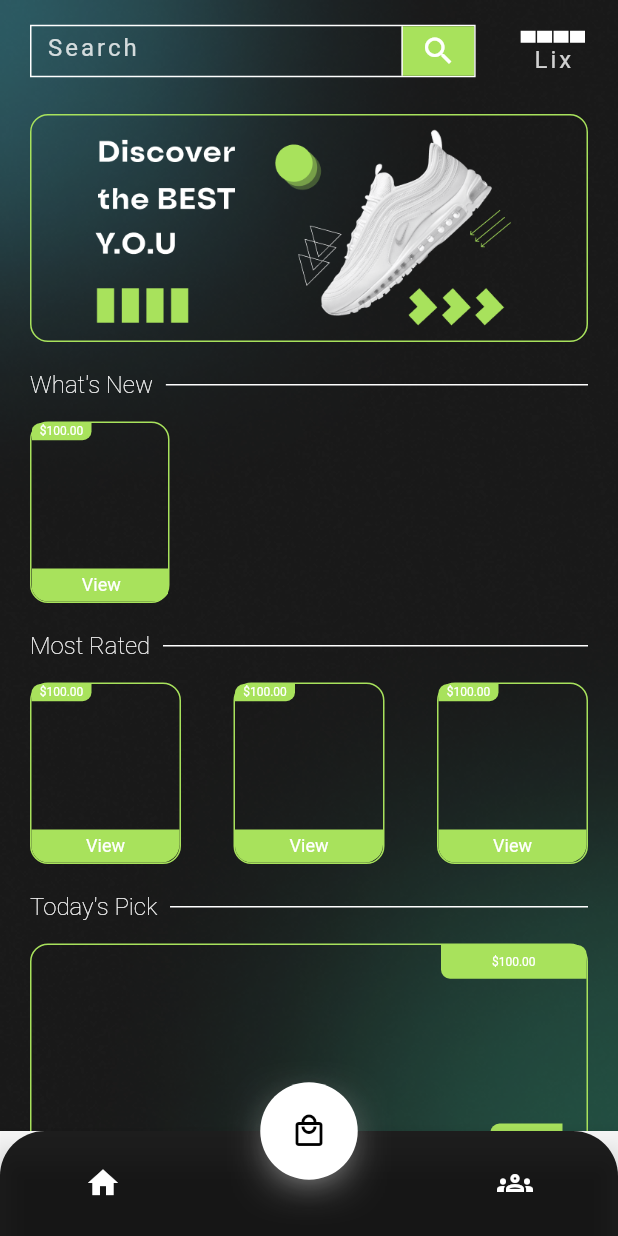
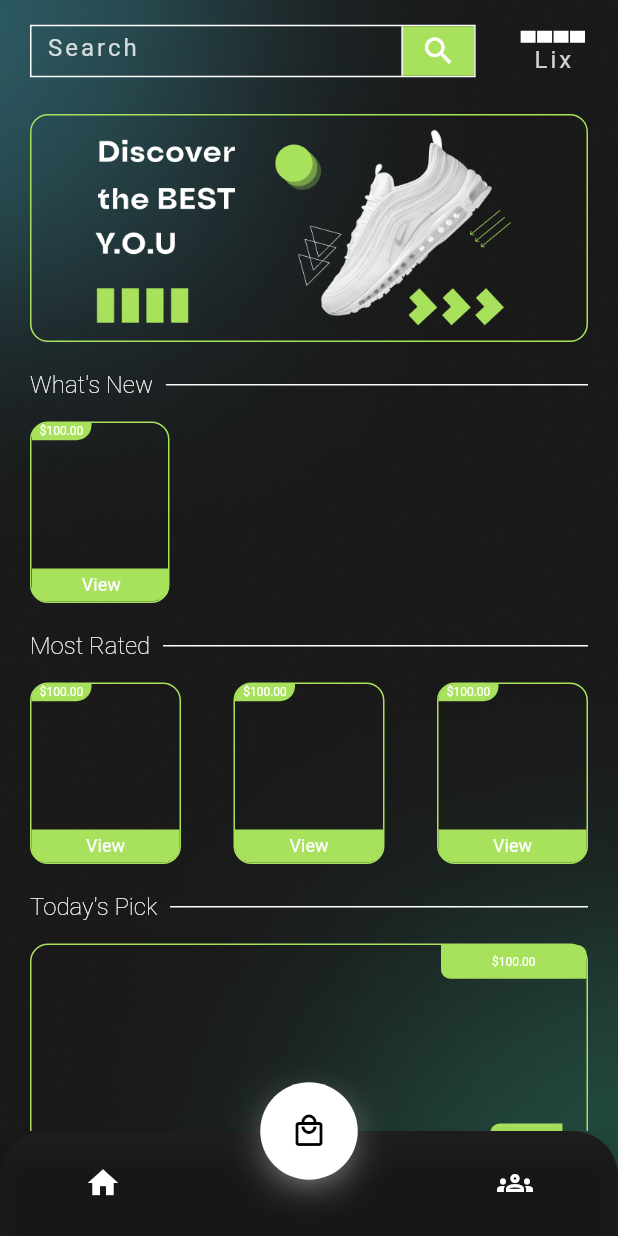
Before and after one commit to KustyBoo/EKIN, a Flutter app: the screen it shows after launch, on a phone screen of 412 x 824 dp. Run offline on Flutter 3.47's test engine with Material 2 defaults, Android fonts, the phone set to English and light mode, and no system bars; our stand-ins replace introduction_screen; Roboto replaces fonts that are missing (Oddval, dity).

Commit message:
Memperbaiki halaman home dan collection

```diff
--- a/lib/screens/Home.dart
+++ b/lib/screens/Home.dart
@@ -8,9 +8,7 @@ class HomePage extends StatelessWidget {
 
   @override
   Widget build(BuildContext context) {
-    return Scaffold(
-      body: SafeArea(
-        child: Stack(
+    return Stack(
       children: [
         //container bg
         Container(
@@ -21,7 +19,9 @@ class HomePage extends StatelessWidget {
             fit: BoxFit.cover,
           ),
         ),
-            Column(
+        Scaffold(
+          body: SafeArea(
+            child: Column(
               children: [
                 //container search dan logo
                 Container(
@@ -149,7 +149,9 @@ class HomePage extends StatelessWidget {
                               Container(
                                 child: Text(
                                   "Lix",
-                                  style: Theme.of(context).textTheme.bodyMedium,
+                                  style: Theme.of(context)
+                                      .textTheme
+                                      .bodyMedium,
                                 ),
                               )
                             ],
@@ -179,8 +181,8 @@ class HomePage extends StatelessWidget {
                         height: 152,
                         decoration: BoxDecoration(
                           borderRadius: BorderRadius.circular(12),
-                          border:
-                              Border.all(color: colorMode.primary, width: 1),
+                          border: Border.all(
+                              color: colorMode.primary, width: 1),
                         ),
                         child: Image(
                           image: AssetImage("assets/Group_89.png"),
@@ -202,7 +204,8 @@ class HomePage extends StatelessWidget {
                           children: [
                             Text(
                               "What's New",
-                              style: Theme.of(context).textTheme.displayLarge,
+                              style:
+                                  Theme.of(context).textTheme.displayLarge,
                             ),
                             SizedBox(
                               width: 8.5,
@@ -236,7 +239,10 @@ class HomePage extends StatelessWidget {
                               decoration: BoxDecoration(
                                 borderRadius: BorderRadius.circular(12),
                                 border: Border.all(
-                                      color: colorMode.primary, width: 1)),
+                                  color: colorMode.primary,
+                                  width: 1,
+                                ),
+                              ),
                               child: Stack(
                                 children: [
                                   Container(
@@ -251,8 +257,12 @@ class HomePage extends StatelessWidget {
                                     decoration: BoxDecoration(
                                       color: colorMode.primary,
                                       borderRadius: BorderRadius.only(
-                                        bottomRight: Radius.circular(6),
-                                        topLeft: Radius.circular(6),
+                                        bottomRight: Radius.circular(10),
+                                        topLeft: Radius.circular(10),
+                                      ),
+                                      border: Border.all(
+                                        color: colorMode.primary,
+                                        width: 1,
                                       ),
                                     ),
                                     child: Text(
@@ -272,8 +282,12 @@ class HomePage extends StatelessWidget {
                                       decoration: BoxDecoration(
                                         color: colorMode.primary,
                                         borderRadius: BorderRadius.only(
-                                          bottomRight: Radius.circular(12),
-                                          bottomLeft: Radius.circular(11),
+                                          bottomRight: Radius.circular(13),
+                                          bottomLeft: Radius.circular(10),
+                                        ),
+                                        border: Border.all(
+                                          color: colorMode.primary,
+                                          width: 1,
                                         ),
                                       ),
                                       child: Text(
@@ -286,7 +300,7 @@ class HomePage extends StatelessWidget {
                                   ),
                                 ],
                               ),
-                            )
+                            ),
                           ],
                         ),
                       ),
@@ -305,7 +319,8 @@ class HomePage extends StatelessWidget {
                           children: [
                             Text(
                               "Most Rated",
-                              style: Theme.of(context).textTheme.displayLarge,
+                              style:
+                                  Theme.of(context).textTheme.displayLarge,
                             ),
                             SizedBox(
                               width: 8.5,
@@ -339,7 +354,10 @@ class HomePage extends StatelessWidget {
                                 decoration: BoxDecoration(
                                   borderRadius: BorderRadius.circular(12),
                                   border: Border.all(
-                                        color: colorMode.primary, width: 1)),
+                                    color: colorMode.primary,
+                                    width: 1,
+                                  ),
+                                ),
                                 child: Stack(
                                   children: [
                                     Container(
@@ -347,15 +365,23 @@ class HomePage extends StatelessWidget {
                                       height: 121,
                                     ),
                                     //container tulisan harga
-                                    Container(
+                                    Positioned(
+                                      left: 0,
+                                      top: 0,
+                                      child: Container(
                                         alignment: Alignment.center,
                                         height: 11.5,
                                         width: 40,
                                         decoration: BoxDecoration(
                                           color: colorMode.primary,
                                           borderRadius: BorderRadius.only(
-                                          bottomRight: Radius.circular(6),
-                                          topLeft: Radius.circular(6),
+                                            bottomRight:
+                                                Radius.circular(10),
+                                            topLeft: Radius.circular(10),
+                                          ),
+                                          border: Border.all(
+                                            color: colorMode.primary,
+                                            width: 1,
                                           ),
                                         ),
                                         child: Text(
@@ -363,6 +389,7 @@ class HomePage extends StatelessWidget {
                                           style: Theme.of(context)
                                               .textTheme
                                               .displaySmall,
+                                        ),
                                       ),
                                     ),
                                     Positioned(
@@ -376,8 +403,13 @@ class HomePage extends StatelessWidget {
                                         decoration: BoxDecoration(
                                           color: colorMode.primary,
                                           borderRadius: BorderRadius.only(
-                                            bottomRight: Radius.circular(12),
-                                            bottomLeft: Radius.circular(11),
+                                            bottomRight:
+                                                Radius.circular(10),
+                                            bottomLeft: Radius.circular(10),
+                                          ),
+                                          border: Border.all(
+                                            color: colorMode.primary,
+                                            width: 1,
                                           ),
                                         ),
                                         child: Text(
@@ -404,7 +436,8 @@ class HomePage extends StatelessWidget {
                                 decoration: BoxDecoration(
                                     borderRadius: BorderRadius.circular(12),
                                     border: Border.all(
-                                        color: colorMode.primary, width: 1)),
+                                        color: colorMode.primary,
+                                        width: 1)),
                                 child: Stack(
                                   children: [
                                     Container(
@@ -419,8 +452,12 @@ class HomePage extends StatelessWidget {
                                       decoration: BoxDecoration(
                                         color: colorMode.primary,
                                         borderRadius: BorderRadius.only(
-                                          bottomRight: Radius.circular(6),
-                                          topLeft: Radius.circular(6),
+                                          bottomRight: Radius.circular(10),
+                                          topLeft: Radius.circular(10),
+                                        ),
+                                        border: Border.all(
+                                          color: colorMode.primary,
+                                          width: 1,
                                         ),
                                       ),
                                       child: Text(
@@ -441,8 +478,13 @@ class HomePage extends StatelessWidget {
                                         decoration: BoxDecoration(
                                           color: colorMode.primary,
                                           borderRadius: BorderRadius.only(
-                                            bottomRight: Radius.circular(12),
-                                            bottomLeft: Radius.circular(11),
+                                            bottomRight:
+                                                Radius.circular(10),
+                                            bottomLeft: Radius.circular(10),
+                                          ),
+                                          border: Border.all(
+                                            color: colorMode.primary,
+                                            width: 1,
                                           ),
                                         ),
                                         child: Text(
@@ -469,7 +511,8 @@ class HomePage extends StatelessWidget {
                                 decoration: BoxDecoration(
                                     borderRadius: BorderRadius.circular(12),
                                     border: Border.all(
-                                        color: colorMode.primary, width: 1)),
+                                        color: colorMode.primary,
+                                        width: 1)),
                                 child: Stack(
                                   children: [
                                     //ngeset container paling besar
@@ -485,8 +528,12 @@ class HomePage extends StatelessWidget {
                                       decoration: BoxDecoration(
                                         color: colorMode.primary,
                                         borderRadius: BorderRadius.only(
-                                          bottomRight: Radius.circular(6),
-                                          topLeft: Radius.circular(6),
+                                          bottomRight: Radius.circular(10),
+                                          topLeft: Radius.circular(10),
+                                        ),
+                                        border: Border.all(
+                                          color: colorMode.primary,
+                                          width: 1,
                                         ),
                                       ),
                                       child: Text(
@@ -507,8 +554,13 @@ class HomePage extends StatelessWidget {
                                         decoration: BoxDecoration(
                                           color: colorMode.primary,
                                           borderRadius: BorderRadius.only(
-                                            bottomRight: Radius.circular(12),
-                                            bottomLeft: Radius.circular(11),
+                                            bottomRight:
+                                                Radius.circular(10),
+                                            bottomLeft: Radius.circular(10),
+                                          ),
+                                          border: Border.all(
+                                            color: colorMode.primary,
+                                            width: 1,
                                           ),
                                         ),
                                         child: Text(
@@ -541,7 +593,8 @@ class HomePage extends StatelessWidget {
                           children: [
                             Text(
                               "Today's Pick",
-                              style: Theme.of(context).textTheme.displayLarge,
+                              style:
+                                  Theme.of(context).textTheme.displayLarge,
                             ),
                             SizedBox(
                               width: 8.5,
@@ -568,8 +621,8 @@ class HomePage extends StatelessWidget {
                         height: 152,
                         decoration: BoxDecoration(
                           borderRadius: BorderRadius.circular(12),
-                          border:
-                              Border.all(color: colorMode.primary, width: 1),
+                          border: Border.all(
+                              color: colorMode.primary, width: 1),
                         ),
                         child: Stack(
                           children: [
@@ -595,8 +648,9 @@ class HomePage extends StatelessWidget {
                                 ),
                                 child: Text(
                                   "\$100.00",
-                                  style:
-                                      Theme.of(context).textTheme.displaySmall,
+                                  style: Theme.of(context)
+                                      .textTheme
+                                      .displaySmall,
                                 ),
                               ),
                             ),
@@ -606,7 +660,8 @@ class HomePage extends StatelessWidget {
                               top: 0,
                               //container image
                               child: Container(
-                                width: MediaQuery.of(context).size.width * 0.5,
+                                width:
+                                    MediaQuery.of(context).size.width * 0.5,
                                 height: MediaQuery.of(context).size.height,
                               ),
                             ),
@@ -621,9 +676,11 @@ class HomePage extends StatelessWidget {
                                 child: Stack(
                                   children: [
                                     Container(
-                                      width: MediaQuery.of(context).size.width,
-                                      height:
-                                          MediaQuery.of(context).size.height,
+                                      width:
+                                          MediaQuery.of(context).size.width,
+                                      height: MediaQuery.of(context)
+                                          .size
+                                          .height,
                                     ),
                                     //container more
                                     Positioned(
@@ -656,16 +713,16 @@ class HomePage extends StatelessWidget {
                         ),
                       ),
                       SizedBox(
-                        height: 100,
+                        height: 20,
                       ),
                     ],
                   ),
                 ),
               ],
             ),
-          ],
           ),
         ),
+      ],
     );
   }
 }
```
Also changed, not shown: lib/screens/Collection.dart (+76 -40 lines). Lines whose indentation alone changed are shown as unchanged.
